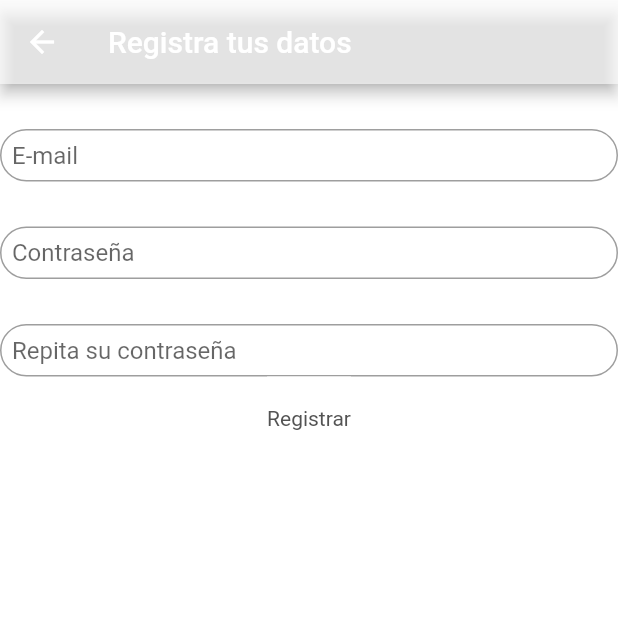
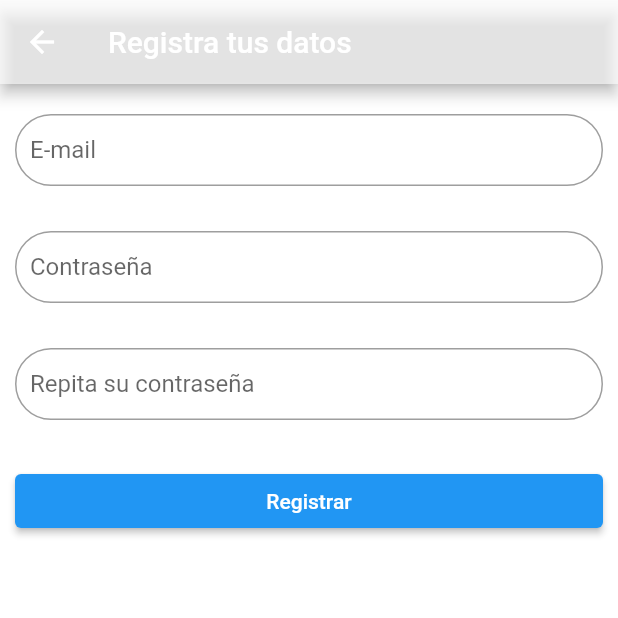
Before and after one commit to RaulRMa/prueba, a Flutter app: the Registrar screen opened by its route, after a tap on "Registrar", on a phone screen of 412 x 824 dp, the top half of it. Run offline on Flutter 3.47's test engine with Material 2 defaults, Android fonts, the phone set to English and light mode, and no system bars; our stand-ins replace equatable, flutter_svg, fluttertoast, sqflite; accounts and stored records are empty; project files that could hold a hidden picture were left out.

Commit message:
nuevas modificaciones

```diff
--- a/lib/src/Backend/usuario_model.dart
+++ b/lib/src/Backend/usuario_model.dart
@@ -2,11 +2,10 @@ import 'package:equatable/equatable.dart';
 import 'package:meta/meta.dart';
 
 class Usuario extends Equatable {
-  final String email;
-  final String contrasena;
+  final String? email;
+  final String? contrasena;
 
-  const Usuario({required this.email, required this.contrasena})
-      : assert(email != null);
+  const Usuario({this.email, this.contrasena}) : assert(email != null);
 
   //static const empty = Usuario(email: '', pass1 '', pass2: '');
 
@@ -14,15 +13,15 @@ class Usuario extends Equatable {
   // TODO: implement props
   List<Object> get props => throw UnimplementedError();
 
-  String get user_email {
+  String? get user_email {
     return email;
   }
 
-  String get user_password {
+  String? get user_password {
     return contrasena;
   }
 
   Map<String, dynamic> toMap() {
-    return {'email': this.email, 'contrasena': this.contrasena};
+    return {'email': email, 'contrasena': contrasena};
   }
 }
--- /dev/null
+++ b/lib/src/UI/components/inputs.dart
@@ -0,0 +1,53 @@
+import 'package:flutter/material.dart';
+
+class InputForm extends StatelessWidget {
+  final bool? isPassword;
+  final String? hintText;
+  final String formProperty;
+  final Map<String, String>? formValues;
+  final TextEditingController? controller;
+  final String? rePassword;
+  final TextInputType? inputType;
+
+  const InputForm(
+      {Key? key,
+      this.isPassword,
+      this.hintText,
+      this.controller,
+      required this.formProperty,
+      this.formValues,
+      this.rePassword,
+      this.inputType})
+      : super(key: key);
+
+  @override
+  Widget build(BuildContext context) {
+    return TextFormField(
+      keyboardType: inputType,
+      controller: isPassword != null ? controller : null,
+      textCapitalization: isPassword == null
+          ? TextCapitalization.none
+          : TextCapitalization.words,
+      obscureText: isPassword != null ? true : false,
+      autovalidateMode: AutovalidateMode.onUserInteraction,
+      onChanged: (value) {
+        formValues?[formProperty] = value;
+      },
+      validator: (value) {
+        if (value == null || value.isEmpty) {
+          return 'Este campo es requerido';
+        }
+        if (isPassword != null && value.length < 8) {
+          return 'Debe ingresar al menos 8 caracteres';
+        }
+      },
+      decoration: InputDecoration(
+          hintText: hintText,
+          contentPadding: const EdgeInsets.all(10),
+          border: OutlineInputBorder(
+            borderRadius: BorderRadius.circular(28.0),
+            borderSide: const BorderSide(),
+          )),
+    );
+  }
+}
--- a/lib/src/UI/pages/login_page.dart
+++ b/lib/src/UI/pages/login_page.dart
@@ -47,10 +47,10 @@ class Login extends StatelessWidget {
                     textColor: Colors.blueGrey,
                     child: Text('Ingresar'),
                     onPressed: () {
-                      Navigator.pushNamed(context, '/Catalogo');
+                      Navigator.pushNamed(context, '/catalogo');
                     },
                     shape: RoundedRectangleBorder(
-                        side: BorderSide(
+                        side: const BorderSide(
                             color: Colors.redAccent,
                             width: 1,
                             style: BorderStyle.solid),
--- a/lib/src/UI/pages/register_page.dart
+++ b/lib/src/UI/pages/register_page.dart
@@ -1,6 +1,9 @@
+import 'dart:io';
+
 import 'package:flutter/material.dart';
 import 'package:prueba/src/Backend/BaseDatos.dart';
 import 'package:prueba/src/Backend/usuario_model.dart';
+import 'package:prueba/src/UI/components/inputs.dart';
 import 'package:prueba/src/UI/pages/home_page.dart';
 import 'package:fluttertoast/fluttertoast.dart';
 
@@ -9,110 +12,134 @@ class Registrar extends StatelessWidget {
   final contrasena = TextEditingController();
   final contrasena2 = TextEditingController();
 
-  submit(context) async {
-    if (email.text == "" || contrasena.text == "" || contrasena2.text == "") {
-      print("Debe llenar todos los campos");
-      // try {
-      //   Fluttertoast.showToast(
-      //       msg: "Debe llenar todos los campos",
-      //       toastLength: Toast.LENGTH_SHORT,
-      //       gravity: ToastGravity.CENTER,
-      //       backgroundColor: Colors.red,
-      //       textColor: Colors.white,
-      //       fontSize: 16.0);
-      // } catch (e) {
-      //   print(e);
-      // }
-    } else if (contrasena.text != contrasena2.text) {
-      print("${email.text}, ${contrasena.text}");
-    } else {
-      Usuario user = Usuario(email: email.text, contrasena: contrasena.text);
-      //int respuesta = await ;
-      Navigator.push(
-          context,
-          MaterialPageRoute(
-              builder: (context) => FutureBuilder(
-                    future: Backend.inserta_usuario(user),
-                    builder: (context, snapshot) {
-                      if (snapshot.connectionState == ConnectionState.done) {
-                        if (snapshot.hasError) {
-                          return Center(
-                            child: Text(
-                              '${snapshot.error} occured',
-                              style: TextStyle(fontSize: 18),
+  void alert(BuildContext context, String mensaje, String titulo, bool error) {
+    showDialog(
+      barrierDismissible: false,
+      context: context,
+      builder: (context) {
+        return AlertDialog(
+          elevation: 5,
+          title: Text(titulo),
+          shape:
+              RoundedRectangleBorder(borderRadius: BorderRadius.circular(15)),
+          content: Column(
+            mainAxisSize: MainAxisSize.min,
+            children: [
+              error ? const Icon(Icons.error) : const Icon(Icons.done),
+              const SizedBox(
+                height: 20,
               ),
-                          );
-                        } else if (snapshot.hasData) {
-                          print("Cambiando de pantalla");
-                          Backend.getUsuarios();
-                          return HomePage();
-                        }
-                      }
-                      return const Center(
-                        child: CircularProgressIndicator(),
+              Text(mensaje),
+            ],
+          ),
+          actions: [
+            error
+                ? TextButton(
+                    onPressed: () => Navigator.pop(context),
+                    child: const Text('ok',
+                        style: TextStyle(
+                          color: Colors.red,
+                        )))
+                : TextButton(
+                    onPressed: () {
+                      Navigator.popAndPushNamed(context, '/catalogo');
+                    },
+                    child: const Text('ok',
+                        style: TextStyle(
+                          color: Colors.red,
+                        ))),
+          ],
         );
       },
-                  )));
-    }
+    );
   }
 
   @override
   Widget build(BuildContext context) {
+    final GlobalKey<FormState> myFormKey = GlobalKey<FormState>();
+    final TextEditingController pass1 = TextEditingController();
+    final TextEditingController pass2 = TextEditingController();
+
+    final Map<String, String> formValues = {
+      'email': 'unEmail@algo.com',
+      'password': 'unPasword1234',
+    };
+
     return Scaffold(
       backgroundColor: Colors.white,
       appBar: AppBar(
-        title: Text('Registra tus datos'),
+        title: const Text('Registra tus datos'),
         backgroundColor: Colors.white60,
       ),
-      body: Column(
+      body: SingleChildScrollView(
+        child: Padding(
+          padding: const EdgeInsets.symmetric(horizontal: 10, vertical: 20),
+          child: Form(
+            key: myFormKey,
+            child: Column(
               children: <Widget>[
-          Row(mainAxisAlignment: MainAxisAlignment.center, children: [
-            Expanded(
-              child: TextoRedondo('E-mail', email),
+                InputForm(
+                  hintText: 'E-mail',
+                  formValues: formValues,
+                  formProperty: 'email',
+                  inputType: TextInputType.emailAddress,
                 ),
-          ]),
-          Row(mainAxisAlignment: MainAxisAlignment.center, children: [
-            Expanded(
-              child: TextoRedondo('Contraseña', contrasena),
+                const SizedBox(
+                  height: 30,
                 ),
-          ]),
-          Row(mainAxisAlignment: MainAxisAlignment.center, children: [
-            Expanded(
-              child: TextoRedondo('Repita su contraseña', contrasena2),
+                InputForm(
+                  hintText: 'Contraseña',
+                  isPassword: true,
+                  formProperty: 'password',
+                  formValues: formValues,
+                  controller: pass1,
+                  rePassword: pass2.text,
                 ),
-          ]),
-          Row(mainAxisAlignment: MainAxisAlignment.center, children: [
-            GestureDetector(
-              onTap: () => submit(context),
-              child: Container(
-                padding: EdgeInsets.only(top: 20),
-                color: Colors.white,
-                child: const Center(
+                const SizedBox(
+                  height: 30,
+                ),
+                InputForm(
+                    hintText: 'Repita su contraseña',
+                    isPassword: true,
+                    formProperty: '',
+                    formValues: null,
+                    controller: pass2,
+                    rePassword: pass1.text),
+                const SizedBox(
+                  height: 30,
+                ),
+                ElevatedButton(
+                  onPressed: () async {
+                    //* Minimiza el teclado al hacer click en registrar
+                    FocusScope.of(context).requestFocus(FocusScopeNode());
+                    //* Valida los campos
+                    if (!myFormKey.currentState!.validate()) return;
+                    Usuario usuario = Usuario(
+                        email: formValues['email'],
+                        contrasena: formValues['password']);
+
+                    //* Intenta guardar en la base de datos a los nuevos usuarios
+                    int respuesta = await Backend.inserta_usuario(usuario);
+                    if (respuesta == 0) {
+                      alert(context, 'Hubo un error al registrarse', 'Error',
+                          true);
+                    } else {
+                      alert(context, 'Usuario registrado con éxito', 'Correcto',
+                          false);
+                    }
+                  },
+                  child: const SizedBox(
+                    width: double.infinity,
+                    child: Center(
                       child: Text('Registrar'),
                     ),
                   ),
                 ),
-          ]),
               ],
+            ),
+          ),
+        ),
       ),
     );
   }
 }
-
-Widget TextoRedondo(var texto, TextEditingController controlador) {
-  return Container(
-    //width: 200,
-    padding: EdgeInsets.only(top: 30),
-    child: TextField(
-      controller: controlador,
-      decoration: InputDecoration(
-          hintText: texto,
-          isDense: true,
-          contentPadding: EdgeInsets.all(8),
-          border: new OutlineInputBorder(
-            borderRadius: new BorderRadius.circular(28.0),
-            borderSide: new BorderSide(),
-          )),
-    ),
-  );
-}
```
Also changed, not shown: lib/src/UI/components/body.dart (+23 -8 lines), pubspec.lock. Lines whose indentation alone changed are shown as unchanged.
